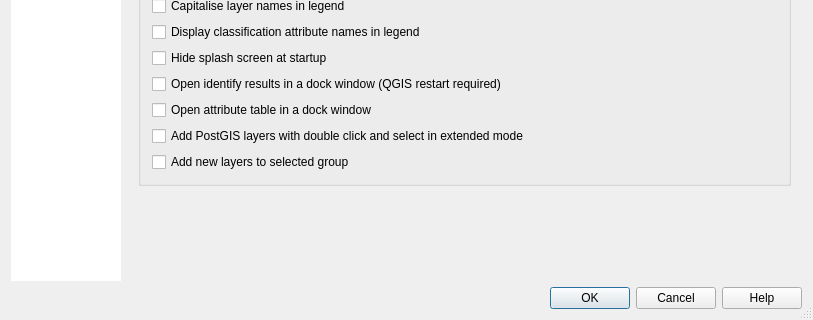
Before: the Qt Designer form qgis/src/ui/qgsoptionsbase.ui in sourcepole/qgis, drawn with Qt 5; both pictures show x 0 to 813 and y 285 to 605 of the 813 by 605 pixel window.
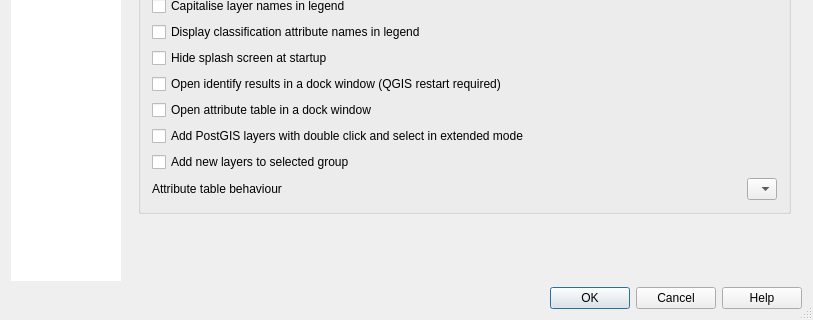
After: the same form once the commit is applied. The open tabs and pages were chosen to show the change. Icons and pictures are not drawn. Custom widgets are drawn as their Qt base class.

Commit message: [FEATURE] forward port r9689 to model based attribute table

Patch:
```diff
--- a/qgis/src/ui/qgsoptionsbase.ui
+++ b/qgis/src/ui/qgsoptionsbase.ui
@@ -414,6 +414,48 @@
             </property>
            </widget>
           </item>
+          <item>
+           <layout class="QHBoxLayout" name="horizontalLayout_5">
+            <item>
+             <widget class="QLabel" name="textLabel1_7">
+              <property name="sizePolicy">
+               <sizepolicy hsizetype="Fixed" vsizetype="Fixed">
+                <horstretch>0</horstretch>
+                <verstretch>0</verstretch>
+               </sizepolicy>
+              </property>
+              <property name="text">
+               <string>Attribute table behaviour</string>
+              </property>
+             </widget>
+            </item>
+            <item>
+             <spacer name="horizontalSpacer_4">
+              <property name="orientation">
+               <enum>Qt::Horizontal</enum>
+              </property>
+              <property name="sizeHint" stdset="0">
+               <size>
+                <width>40</width>
+                <height>20</height>
+               </size>
+              </property>
+             </spacer>
+            </item>
+            <item>
+             <widget class="QComboBox" name="cmbAttrTableBehaviour">
+              <property name="duplicatesEnabled">
+               <bool>false</bool>
+              </property>
+              <item>
+               <property name="text">
+                <string/>
+               </property>
+              </item>
+             </widget>
+            </item>
+           </layout>
+          </item>
          </layout>
         </widget>
        </item>
```
The commit also changes 5 other files.
